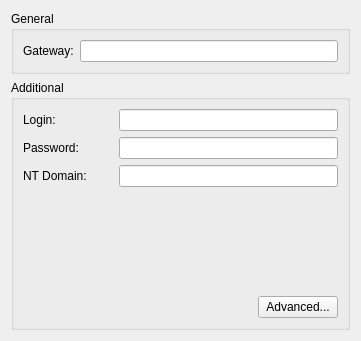
Before: the Qt Designer form vpn/pptp/pptpprop.ui in KDE/plasma-nm, drawn with Qt 5.
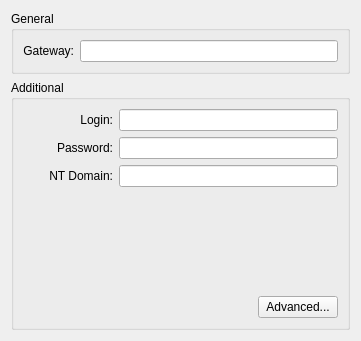
After: the same form once the commit is applied. Custom widgets are drawn as their Qt base class.

Patch:
```diff
--- a/vpn/pptp/pptpprop.ui
+++ b/vpn/pptp/pptpprop.ui
@@ -33,6 +33,9 @@
           <property name="text">
            <string>Gateway:</string>
           </property>
+          <property name="alignment">
+           <set>Qt::AlignRight|Qt::AlignTrailing|Qt::AlignVCenter</set>
+          </property>
           <property name="buddy">
            <cstring>edt_gateway</cstring>
           </property>
@@ -80,6 +83,9 @@
             <property name="text">
              <string>Login:</string>
             </property>
+            <property name="alignment">
+             <set>Qt::AlignRight|Qt::AlignTrailing|Qt::AlignVCenter</set>
+            </property>
             <property name="buddy">
              <cstring>edt_login</cstring>
             </property>
@@ -116,6 +122,9 @@
             <property name="text">
              <string>Password:</string>
             </property>
+            <property name="alignment">
+             <set>Qt::AlignRight|Qt::AlignTrailing|Qt::AlignVCenter</set>
+            </property>
             <property name="buddy">
              <cstring>edt_password</cstring>
             </property>
@@ -155,6 +164,9 @@
             <property name="text">
              <string>NT Domain:</string>
             </property>
+            <property name="alignment">
+             <set>Qt::AlignRight|Qt::AlignTrailing|Qt::AlignVCenter</set>
+            </property>
             <property name="buddy">
              <cstring>edt_ntDomain</cstring>
             </property>
```
